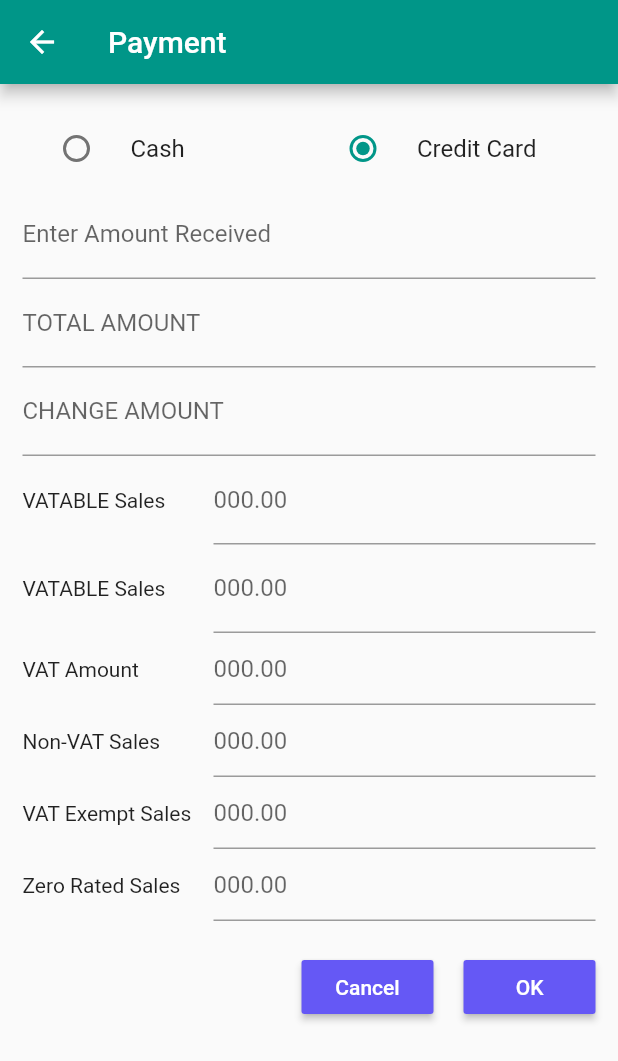
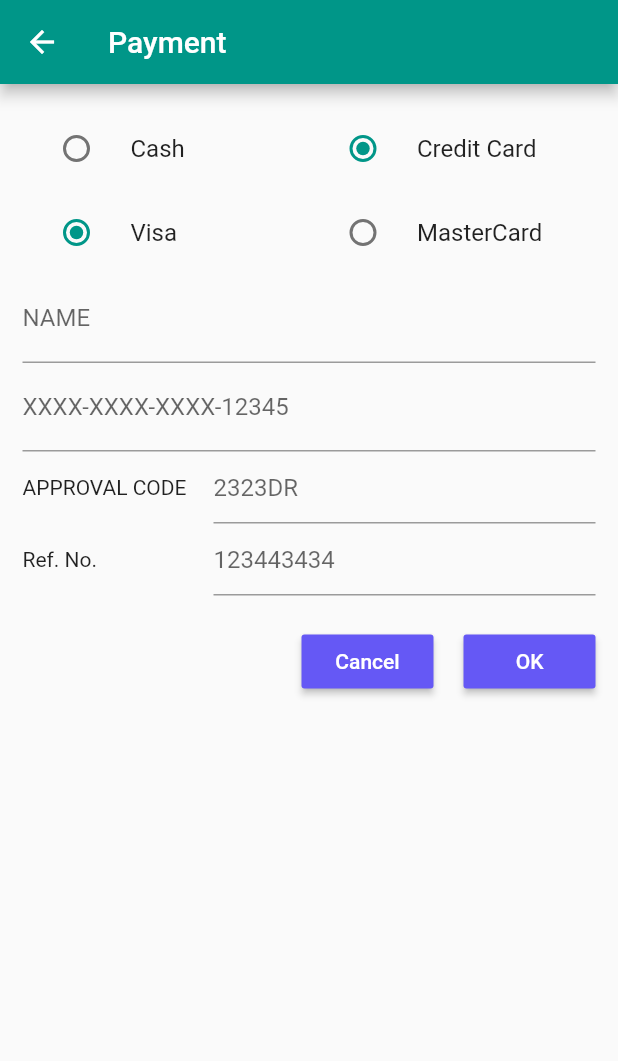
Before and after one commit to jongmede/gobouy, a Flutter app: the PaymentPage screen opened directly, after a tap on "Credit Card", on a phone screen of 412 x 824 dp. Shown: the top 1061 px of the screen. Run offline on Flutter 3.47's test engine with Material 2 defaults, Android fonts, the phone set to English and light mode, and no system bars; our stand-ins replace flutter_secure_storage, settings_ui; accounts and stored records are empty.

Commit message:
Finalized mock for remaining payment page and search bar code dialog.

```diff
--- a/juan_pos/lib/screen/payment_page.dart
+++ b/juan_pos/lib/screen/payment_page.dart
@@ -7,54 +7,15 @@ class PaymentPage extends StatefulWidget {
 
 class PaymentPageState extends State<PaymentPage> {
 
+  final int CREDIT_CARD_VISA = 1;
+  final int CREDIT_CARD_MASTERCARD = 2;
+
   // 1 - cash, 2 credit card.
   int paymentChosen = 1;
+  int creditCardType = 1;
 
-  @override
-  Widget build(BuildContext context) {
-
-    return Scaffold(
-      appBar: AppBar(
-        title: Text('Payment'),
-      ),
-      body: SingleChildScrollView(
-        padding: EdgeInsets.all(15),
-        child: Column(
-          mainAxisSize: MainAxisSize.min,
-          children: <Widget>[
-            Row(
-              mainAxisAlignment: MainAxisAlignment.spaceBetween,
-              children: <Widget>[
-                Flexible(
-                  flex: 1,
-                  child: RadioListTile(
-                    activeColor: Theme.of(context).primaryColor,
-                    groupValue: paymentChosen,
-                    title: Text('Cash'),
-                    value: 1,
-                    onChanged: (value) {
-                      setState(() {
-                        paymentChosen = value;
-                      });
-                    },
-                  ),
-                ),
-                Flexible(
-                  flex: 1,
-                  child:  RadioListTile(
-                    activeColor: Theme.of(context).primaryColor,
-                    groupValue: paymentChosen,
-                    title: Text('Credit Card'),
-                    value: 2,
-                    onChanged: (value) {
-                      setState(() {
-                        paymentChosen = value;
-                      });
-                    },
-                  ),
-                ),
-              ],
-            ),
+  List<Widget> _getCashWidgets() {
+    return [
       TextFormField(
         decoration: InputDecoration(labelText: 'Enter Amount Received'),
         onChanged: (value) {
@@ -181,6 +142,145 @@ class PaymentPageState extends State<PaymentPage> {
           ),
         ],
       ),
+    ];
+  }
+
+  List<Widget> _getCreditCardWidgets() {
+    return [
+      Row(
+        mainAxisAlignment: MainAxisAlignment.spaceBetween,
+        children: <Widget>[
+          Flexible(
+            flex: 1,
+            child: RadioListTile(
+              activeColor: Theme.of(context).primaryColor,
+              groupValue: creditCardType,
+              title: Text('Visa'),
+              value: 1,
+              onChanged: (value) {
+                setState(() {
+                  creditCardType = value;
+                });
+              },
+            ),
+          ),
+          Flexible(
+            flex: 1,
+            child:  RadioListTile(
+              activeColor: Theme.of(context).primaryColor,
+              groupValue: creditCardType,
+              title: Text('MasterCard'),
+              value: 2,
+              onChanged: (value) {
+                setState(() {
+                  creditCardType = value;
+                });
+              },
+            ),
+          ),
+        ],
+      ),
+      TextFormField(
+        decoration: InputDecoration(labelText: 'NAME'),
+        onChanged: (value) {
+
+        },
+      ),
+      TextFormField(
+        decoration: InputDecoration(labelText: 'XXXX-XXXX-XXXX-12345'),
+        onChanged: (value) {
+
+        },
+      ),
+      Row(
+        mainAxisAlignment: MainAxisAlignment.spaceBetween,
+        children: <Widget>[
+          Flexible(
+            flex: 1,
+            child: Text('APPROVAL CODE'),
+          ),
+          Flexible(
+            flex: 2,
+            child: TextField(
+              decoration: InputDecoration(hintText: '2323DR'),
+              onChanged: (value) {
+
+              },
+            ),
+          ),
+        ],
+      ),
+      Row(
+        mainAxisAlignment: MainAxisAlignment.spaceBetween,
+        children: <Widget>[
+          Flexible(
+            flex: 1,
+            child: Text('Ref. No.'),
+          ),
+          Flexible(
+            flex: 2,
+            child: TextField(
+              decoration: InputDecoration(hintText: '123443434'),
+              onChanged: (value) {
+
+              },
+            ),
+          ),
+        ],
+      ),
+    ];
+  }
+
+  List<Widget> _getWidgets() {
+    return paymentChosen == 1 ? _getCashWidgets() : _getCreditCardWidgets();
+  }
+
+  @override
+  Widget build(BuildContext context) {
+
+    return Scaffold(
+      appBar: AppBar(
+        title: Text('Payment'),
+      ),
+      body: SingleChildScrollView(
+        padding: EdgeInsets.all(15),
+        child: Column(
+          mainAxisSize: MainAxisSize.min,
+          children: <Widget>[
+            Row(
+              mainAxisAlignment: MainAxisAlignment.spaceBetween,
+              children: <Widget>[
+                Flexible(
+                  flex: 1,
+                  child: RadioListTile(
+                    activeColor: Theme.of(context).primaryColor,
+                    groupValue: paymentChosen,
+                    title: Text('Cash'),
+                    value: 1,
+                    onChanged: (value) {
+                      setState(() {
+                        paymentChosen = value;
+                      });
+                    },
+                  ),
+                ),
+                Flexible(
+                  flex: 1,
+                  child:  RadioListTile(
+                    activeColor: Theme.of(context).primaryColor,
+                    groupValue: paymentChosen,
+                    title: Text('Credit Card'),
+                    value: 2,
+                    onChanged: (value) {
+                      setState(() {
+                        paymentChosen = value;
+                      });
+                    },
+                  ),
+                ),
+              ],
+            ),
+            ... _getWidgets(),
             Row(
               mainAxisAlignment: MainAxisAlignment.end,
               children: <Widget>[
```
Also changed, not shown: juan_pos/lib/screen/search_barcode_page.dart (+35 -5 lines). Lines whose indentation alone changed are shown as unchanged.
